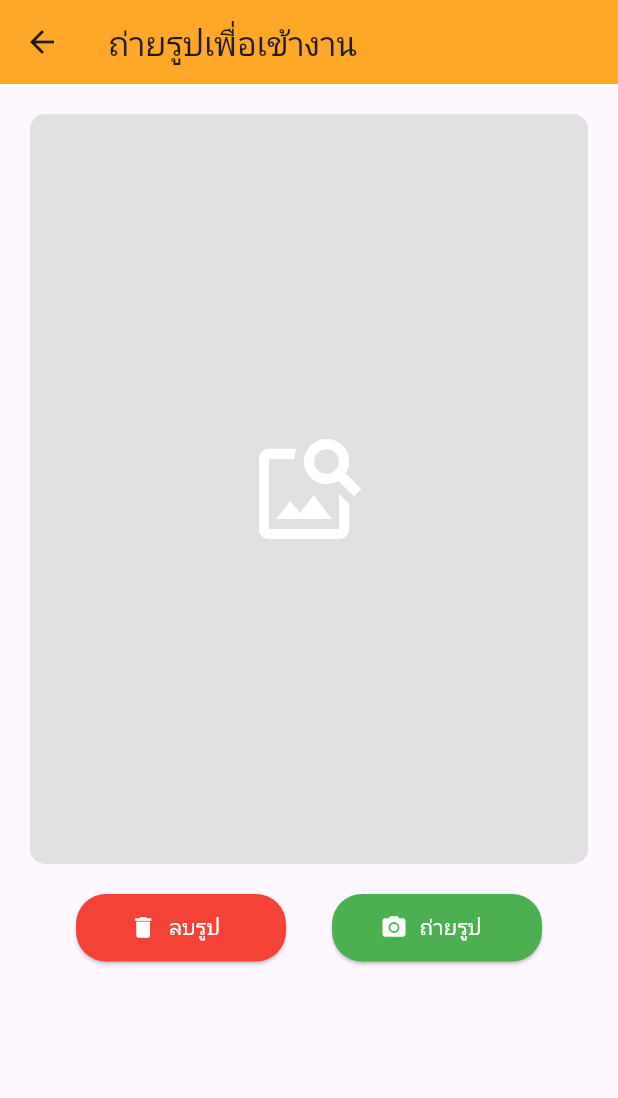
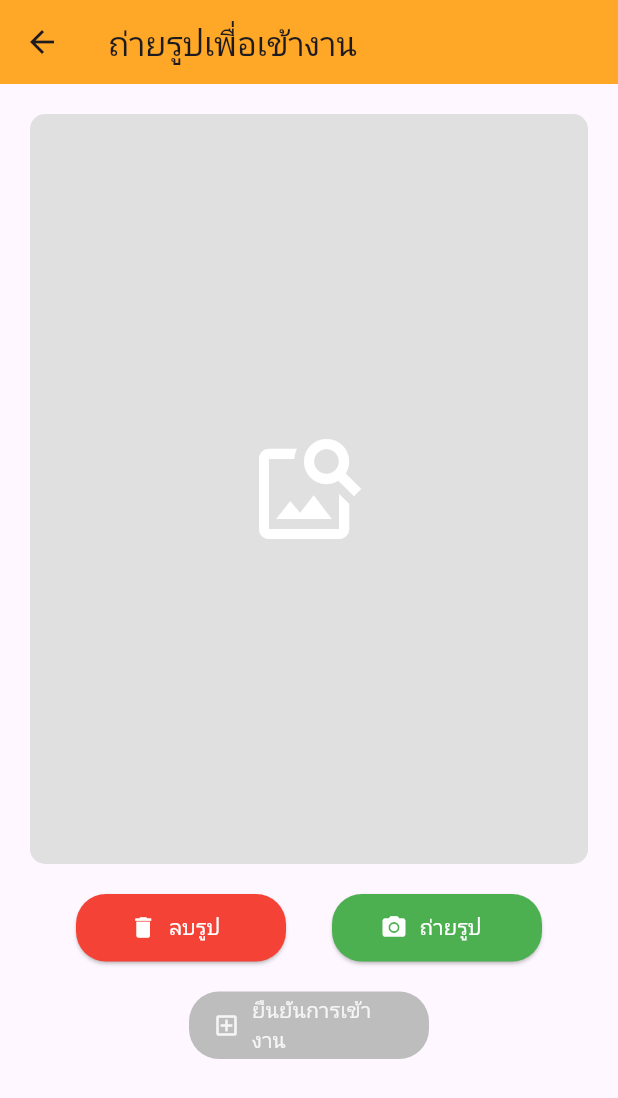
Before and after one commit to thanawat46/AppListName, a Flutter app: the imagepage screen opened directly, on a phone screen of 412 x 824 dp. Shown: the top 1098 px of the screen. Run offline on Flutter 3.47's test engine with Material 3 defaults, Android fonts, the light colour scheme and no system bars; our stand-ins replace image_picker.

Commit message:
New code

```diff
--- a/lib/imagePage.dart
+++ b/lib/imagePage.dart
@@ -38,6 +38,11 @@ class _imagepageState extends State<imagepage> {
     });
   }
 
+  void _confirmImage() {
+    print("ยืนยันรูปภาพ: $_imagePath");
+    print("วันที่บันทึก: $_capturedDate");
+  }
+
   @override
   Widget build(BuildContext context) {
     return Scaffold(
@@ -72,17 +77,29 @@ class _imagepageState extends State<imagepage> {
                 ),
               ),
             ),
-
             if (_capturedDate != null)
               Padding(
                 padding: const EdgeInsets.only(top: 12.0),
-                child: Text(
+                child: Column(
+                  children: [
+                    const Text(
+                      "บันทึก :",
+                      style: TextStyle(
+                        fontSize: 16,
+                        fontWeight: FontWeight.bold,
+                        color: Colors.black87,
+                      ),
+                    ),
+                    const SizedBox(height: 4),
+                    Text(
                       "วันที่ถ่าย: ${_capturedDate!.day}/${_capturedDate!.month}/${_capturedDate!.year + 543} เวลา ${_capturedDate!.hour.toString().padLeft(2, '0')}:${_capturedDate!.minute.toString().padLeft(2, '0')}",
                       style: const TextStyle(
                         fontSize: 16,
                         fontWeight: FontWeight.bold,
                         color: Colors.black87,
                       ),
+                    ),
+                  ],
                 ),
               ),
 
@@ -124,6 +141,26 @@ class _imagepageState extends State<imagepage> {
                 ),
               ],
             ),
+            const SizedBox(height: 20),
+            SizedBox(
+              width: 160,
+              height: 45,
+              child: ElevatedButton.icon(
+                onPressed: _imagePath != null ? _confirmImage : null,
+                icon: const Icon(Icons.add_box_outlined),
+                label: const Text('ยืนยันการเข้างาน'),
+                style: ElevatedButton.styleFrom(
+                  backgroundColor: Colors.green,
+                  foregroundColor: Colors.white,
+                  disabledBackgroundColor: Colors.grey[400],
+                  disabledForegroundColor: Colors.grey[100],
+
+                  shape: RoundedRectangleBorder(
+                    borderRadius: BorderRadius.circular(20),
+                  ),
+                ),
+              ),
+            ),
             const Spacer(),
           ],
         ),
```
Lines whose indentation alone changed are shown as unchanged.
